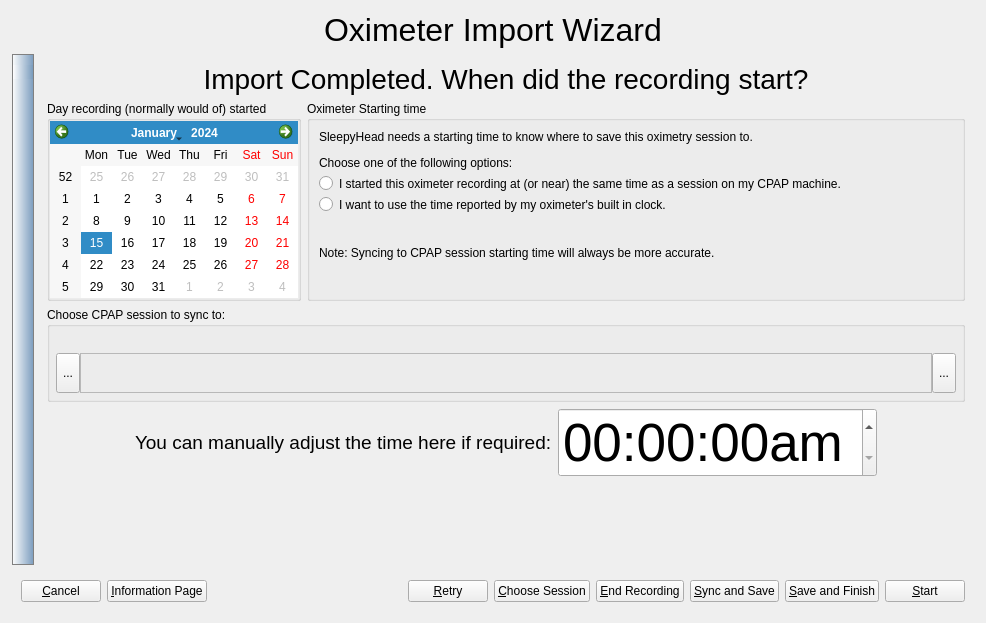
First picture: the form in sleepyhead/oximeterimport.ui, repository sbonaime/sleepyhead-code., before the edit.
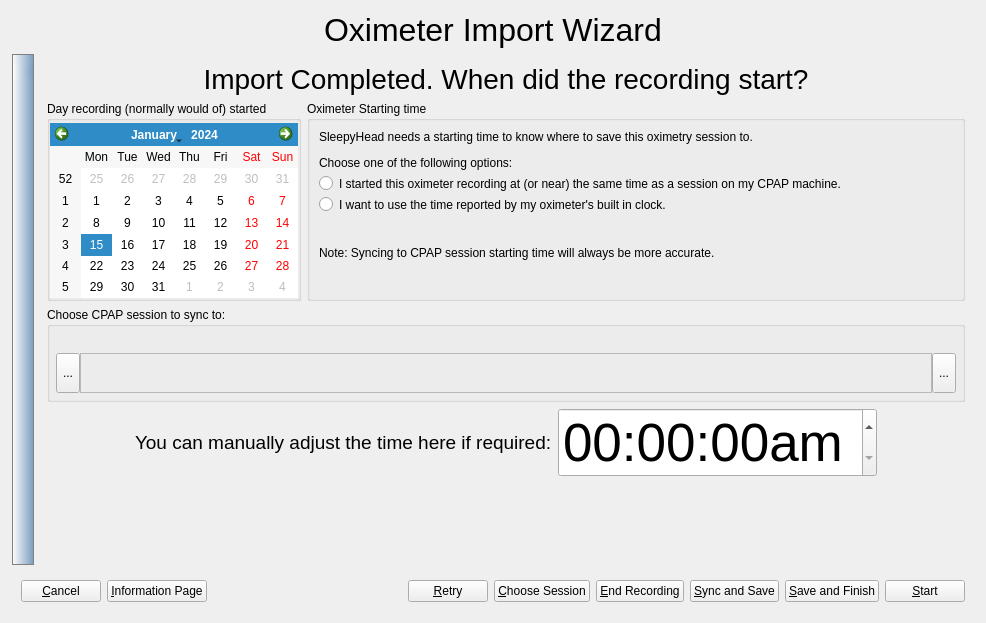
Second picture: the form after the edit. The open tabs and pages were chosen to show the change. Icons and pictures are not drawn.

Commit message: CMS50I graph decode fix 1

Patch:
```diff
--- a/sleepyhead/oximeterimport.ui
+++ b/sleepyhead/oximeterimport.ui
@@ -1403,11 +1403,14 @@
               <string>Day recording (normally would of) started</string>
              </property>
              <layout class="QVBoxLayout" name="verticalLayout_12">
+              <property name="spacing">
+               <number>-1</number>
+              </property>
               <property name="leftMargin">
                <number>0</number>
               </property>
               <property name="topMargin">
-               <number>0</number>
+               <number>2</number>
               </property>
               <property name="rightMargin">
                <number>0</number>
```
Left out of the diff: 2 changed lines with no effect on the pictures. The commit also changes 1 other file.
